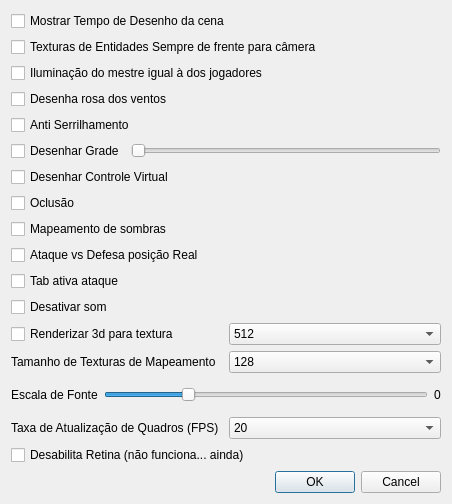
The window that ifg/qt/ui/opcoes.ui (matferib/tabuleiro-virtual) describes before a commit, drawn with Qt 5.
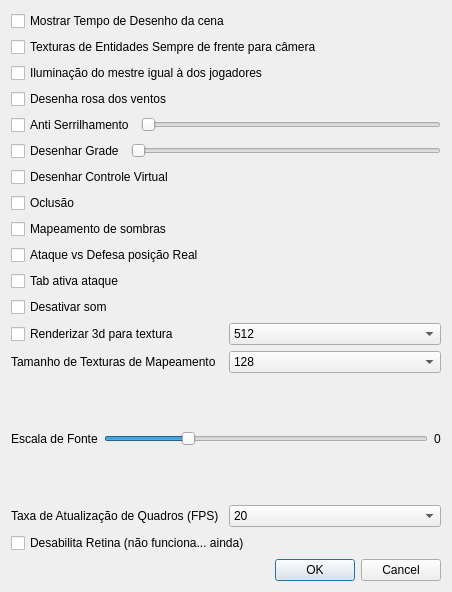
The same window after the commit.

Commit message: opcoes de antiserrilhamento na ui

What changed in the file:
```diff
--- a/ifg/qt/ui/opcoes.ui
+++ b/ifg/qt/ui/opcoes.ui
@@ -7,7 +7,7 @@
     <x>0</x>
     <y>0</y>
     <width>452</width>
-    <height>504</height>
+    <height>592</height>
    </rect>
   </property>
   <property name="windowTitle">
@@ -43,11 +43,40 @@
     </widget>
    </item>
    <item>
+    <layout class="QHBoxLayout" name="horizontalLayout_6">
+     <item>
     <widget class="QCheckBox" name="checkbox_anti_aliasing">
      <property name="text">
       <string>Anti Serrilhamento</string>
      </property>
     </widget>
+     </item>
+     <item>
+      <widget class="QSlider" name="slider_anti_aliasing">
+       <property name="toolTip">
+        <string>Requer reinicialização. Valores de multisample: 2, 4 ou 8.</string>
+       </property>
+       <property name="minimum">
+        <number>0</number>
+       </property>
+       <property name="maximum">
+        <number>2</number>
+       </property>
+       <property name="singleStep">
+        <number>1</number>
+       </property>
+       <property name="pageStep">
+        <number>1</number>
+       </property>
+       <property name="value">
+        <number>0</number>
+       </property>
+       <property name="orientation">
+        <enum>Qt::Orientation::Horizontal</enum>
+       </property>
+      </widget>
+     </item>
+    </layout>
    </item>
    <item>
     <layout class="QHBoxLayout" name="horizontalLayout_5">
```
Lines whose indentation alone changed are shown as unchanged. The commit also changes 1 other file.
